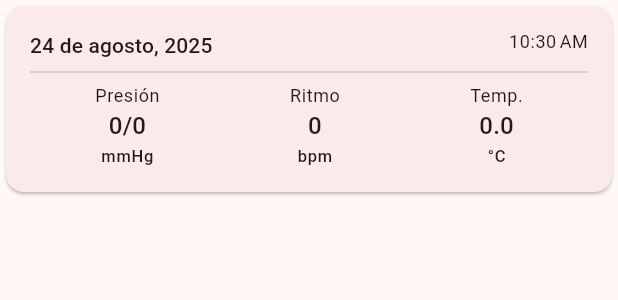
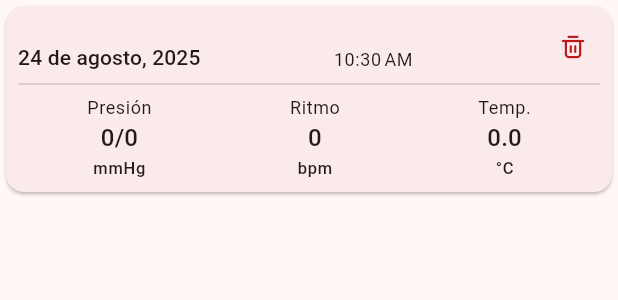
Before and after one commit to LuisGamas/pulso_vital, a Flutter app: the VitalSignsRecordsWidget widget shown alone on an empty page, opened directly with empty values, on a phone screen of 412 x 824 dp. Shown: the top 300 px of the screen. Run offline on Flutter 3.47's test engine with Material 3 defaults, Android fonts, the phone set to English and light mode, and no system bars; our stand-ins replace carousel_slider, flutter_riverpod, formz, gap, go_router, isar; missing offline and left inert: material_charts; accounts and stored records are empty; generated files the repository leaves out were written again.

Commit message:
feat: Añadir la funcionalidad para eliminar registros de signos vitales
Este commit introduce la capacidad de eliminar registros individuales de signos vitales.

- **FEAT:** Se agregó el método `deleteVitalSigns` a las capas de `DataSources` y `Repositories` para manejar la eliminación de registros en la base de datos.
- **FEAT:** Se implementó la lógica de `deleteVitalSigns` en `LocalDataSourcesImpl` y `LocalRepositoriesImpl` utilizando el método `delete()` de Isar.
- **FEAT:** Se integró la nueva funcionalidad en el `ViatlSignsRecordsNotifier` y se modificó el `VitalSignsRecordsWidget` para incluir un botón de eliminación.
- **REFACTOR:** Se ajustó la lógica de actualización del estado en el `ViatlSignsRecordsNotifier` para que, después de eliminar un registro, se vuelva a consultar la base de datos y se recupere la lista completa de registros. Este cambio asegura que el estado de la UI esté siempre **sincronizado y consistente** con la base de datos.

```diff
--- a/lib/modules/shared/widgets/vital_signs_records_widget.dart
+++ b/lib/modules/shared/widgets/vital_signs_records_widget.dart
@@ -1,8 +1,13 @@
 // 🐦 Flutter imports:
 import 'package:flutter/material.dart';
 
+// 📦 Package imports:
+import 'package:flutter_riverpod/flutter_riverpod.dart';
+
 // 🌎 Project imports:
+import 'package:pulso_vital/config/config.dart';
 import 'package:pulso_vital/modules/dashboard/domain/dashboard_domain.dart';
+import 'package:pulso_vital/modules/dashboard/presentation/providers/dashboard_providers.dart';
 import 'package:pulso_vital/modules/shared/utils/shared_utils.dart';
 
 /// A widget to display a single vital signs record in a structured format.
@@ -10,7 +15,7 @@ import 'package:pulso_vital/modules/shared/utils/shared_utils.dart';
 /// This widget takes a [VitalSignsEntity] and presents its data, including
 /// the date, time, and values for blood pressure, heart rate, and temperature,
 /// within a `Card` for clear visual separation.
-class VitalSignsRecordsWidget extends StatelessWidget {
+class VitalSignsRecordsWidget extends ConsumerWidget {
   /// The entity containing the user's vital signs data.
   final VitalSignsEntity vitalSignsEntity;
 
@@ -21,7 +26,7 @@ class VitalSignsRecordsWidget extends StatelessWidget {
   });
 
   @override
-  Widget build(BuildContext context) {
+  Widget build(BuildContext context, WidgetRef ref) {
     final colors = Theme.of(context).colorScheme;
     final textStyles = Theme.of(context).textTheme;
 
@@ -31,7 +36,7 @@ class VitalSignsRecordsWidget extends StatelessWidget {
       clipBehavior: Clip.hardEdge,
       child: Container(
         width: double.infinity,
-        padding: const EdgeInsets.symmetric(horizontal: 16, vertical: 16),
+        padding: const EdgeInsets.symmetric(horizontal: 8, vertical: 8),
         child: Column(
           mainAxisAlignment: MainAxisAlignment.center,
           crossAxisAlignment: CrossAxisAlignment.start,
@@ -39,7 +44,7 @@ class VitalSignsRecordsWidget extends StatelessWidget {
           children: [
             Row(
               mainAxisAlignment: MainAxisAlignment.spaceBetween,
-              crossAxisAlignment: CrossAxisAlignment.start,
+              crossAxisAlignment: CrossAxisAlignment.end,
               children: [
                 // Displays the formatted date of the record.
                 Text(
@@ -50,6 +55,24 @@ class VitalSignsRecordsWidget extends StatelessWidget {
                 Text(
                   AppHelpers.getFormattedTime(vitalSignsEntity.createdAt),
                   style: textStyles.bodySmall,
+                ),
+                // Botón para eliminar el registro o tarjeta
+                Material(
+                  color: colors.surfaceContainer,
+                  borderRadius: BorderRadius.circular(12),
+                  child: InkWell(
+                    borderRadius: BorderRadius.circular(12),
+                    splashColor: colors.errorContainer,
+                    child: SizedBox(
+                      height: 36,
+                      width: 36,
+                      child: Icon(
+                        RippleIcons.trashOutline,
+                        color: colors.error,
+                      ),
+                    ),
+                    onTap: () => ref.read(vitalSignsRecordProvider.notifier).deleteVitalSigns(vitalSignsEntity.isarId),
+                  )
                 ),
               ],
             ),
```
Also changed, not shown: lib/modules/dashboard/domain/datasources/datasources.dart (+10 -0 lines), lib/modules/dashboard/domain/repositories/repositories.dart (+10 -0 lines), lib/modules/dashboard/infrastructure/datasources/local_datasources_impl.dart (+15 -0 lines), lib/modules/dashboard/infrastructure/repositories/local_repositories_impl.dart (+12 -0 lines), lib/modules/dashboard/presentation/providers/vital_signs_records_provider.dart (+26 -0 lines).
